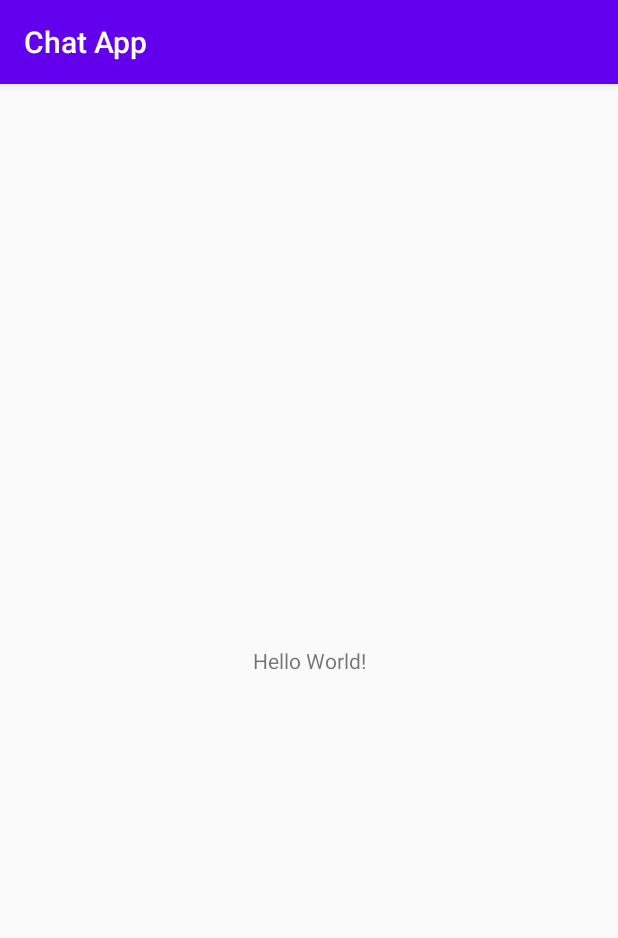
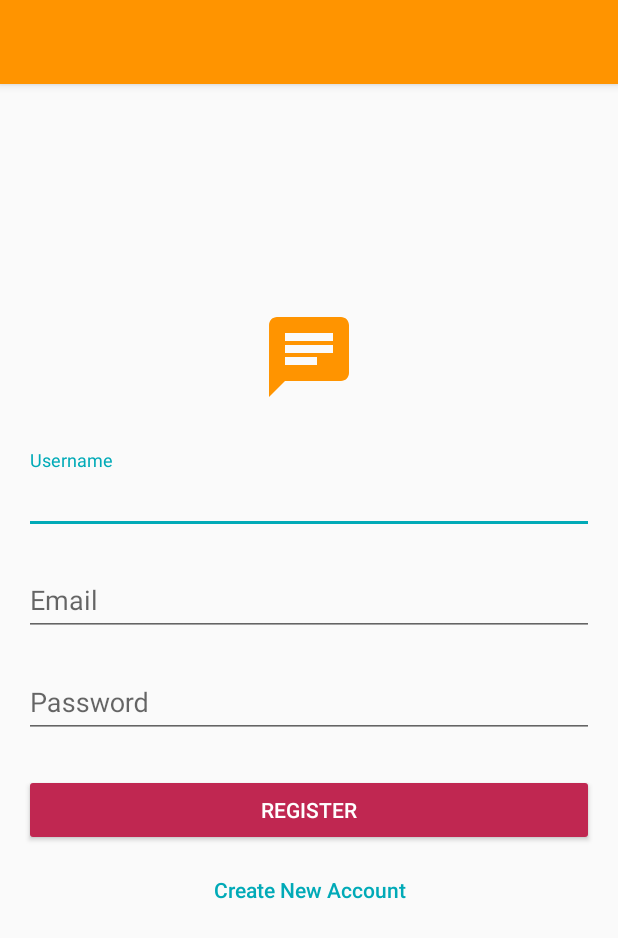
Before and after one commit to jafarov9/chat-app, an Android app: the screen it shows after launch (MainActivity before the commit, RegisterActivity after it), on a phone screen of 412 x 824 dp. Shown: the top 938 px of the screen. Run offline under Robolectric (Android 15) with nearby library versions, the phone set to English and light mode, and no system bars; our stand-ins replace Firebase (no records; nobody signed in at launch, a user with empty details on screens opened directly).

Commit message:
Create register activity and register op..

```diff
--- a/app/build.gradle
+++ b/app/build.gradle
@@ -35,6 +35,10 @@ dependencies {
 
     implementation 'com.google.firebase:firebase-auth:19.3.2'
     implementation 'com.google.firebase:firebase-analytics:17.4.4'
+    implementation 'com.google.firebase:firebase-database:19.3.1'
+
+
+    implementation 'com.google.android.material:material:1.3.0-alpha02'
 
     testImplementation 'junit:junit:4.12'
     androidTestImplementation 'androidx.test.ext:junit:1.1.1'
--- a/app/src/main/AndroidManifest.xml
+++ b/app/src/main/AndroidManifest.xml
@@ -1,6 +1,7 @@
 <?xml version="1.0" encoding="utf-8"?>
 <manifest xmlns:android="http://schemas.android.com/apk/res/android"
     package="com.ntech.chatapp">
+    <uses-permission android:name="android.permission.INTERNET"/>
 
     <application
         android:allowBackup="true"
@@ -9,13 +10,16 @@
         android:roundIcon="@mipmap/ic_launcher_round"
         android:supportsRtl="true"
         android:theme="@style/AppTheme">
-        <activity android:name=".MainActivity">
+        <activity android:name=".ui.activity.RegisterActivity">
             <intent-filter>
                 <action android:name="android.intent.action.MAIN" />
 
                 <category android:name="android.intent.category.LAUNCHER" />
             </intent-filter>
         </activity>
+        <activity android:name=".ui.activity.MainActivity">
+
+        </activity>
     </application>
 
 </manifest>
--- a/app/src/main/java/com/ntech/chatapp/MainActivity.kt
+++ b/app/src/main/java/com/ntech/chatapp/ui/activity/MainActivity.kt
@@ -1,9 +1,11 @@
-package com.ntech.chatapp
+package com.ntech.chatapp.ui.activity
 
 import androidx.appcompat.app.AppCompatActivity
 import android.os.Bundle
+import com.ntech.chatapp.R
 
 class MainActivity : AppCompatActivity() {
+
     override fun onCreate(savedInstanceState: Bundle?) {
         super.onCreate(savedInstanceState)
         setContentView(R.layout.activity_main)
--- /dev/null
+++ b/app/src/main/res/drawable/ic_baseline_chat.xml
@@ -0,0 +1,5 @@
+<vector android:height="24dp" android:tint="#FFFFFF"
+    android:viewportHeight="24" android:viewportWidth="24"
+    android:width="24dp" xmlns:android="http://schemas.android.com/apk/res/android">
+    <path android:fillColor="@android:color/white" android:pathData="M20,2L4,2c-1.1,0 -1.99,0.9 -1.99,2L2,22l4,-4h14c1.1,0 2,-0.9 2,-2L22,4c0,-1.1 -0.9,-2 -2,-2zM6,9h12v2L6,11L6,9zM14,14L6,14v-2h8v2zM18,8L6,8L6,6h12v2z"/>
+</vector>
--- a/app/src/main/res/layout/activity_main.xml
+++ b/app/src/main/res/layout/activity_main.xml
@@ -4,7 +4,7 @@
     xmlns:tools="http://schemas.android.com/tools"
     android:layout_width="match_parent"
     android:layout_height="match_parent"
-    tools:context=".MainActivity">
+    tools:context=".ui.activity.MainActivity">
 
     <TextView
         android:layout_width="wrap_content"
--- /dev/null
+++ b/app/src/main/res/layout/activity_register.xml
@@ -0,0 +1,102 @@
+<?xml version="1.0" encoding="utf-8"?>
+<androidx.coordinatorlayout.widget.CoordinatorLayout xmlns:android="http://schemas.android.com/apk/res/android"
+    xmlns:app="http://schemas.android.com/apk/res-auto"
+    xmlns:tools="http://schemas.android.com/tools"
+    android:layout_width="match_parent"
+    android:layout_height="match_parent"
+    tools:context=".ui.activity.RegisterActivity">
+
+    <com.google.android.material.appbar.AppBarLayout
+        android:layout_width="match_parent"
+        android:layout_height="wrap_content">
+
+        <androidx.appcompat.widget.Toolbar
+            android:layout_width="match_parent"
+            android:layout_height="?attr/actionBarSize"/>
+
+    </com.google.android.material.appbar.AppBarLayout>
+
+    <LinearLayout
+        android:layout_width="match_parent"
+        android:layout_height="match_parent"
+        android:gravity="center"
+        android:orientation="vertical"
+        android:padding="16dp">
+
+        <ImageView
+            android:layout_width="64dp"
+            android:layout_height="64dp"
+            android:scaleType="fitXY"
+            android:layout_gravity="center_horizontal"
+            android:layout_marginBottom="30dp"
+            android:tint="@color/colorPrimary"
+            android:src="@drawable/ic_baseline_chat"
+            />
+
+        <com.google.android.material.textfield.TextInputLayout
+            android:layout_width="match_parent"
+            android:layout_height="wrap_content">
+            <EditText
+                android:layout_width="match_parent"
+                android:layout_height="wrap_content"
+                android:layout_marginBottom="12dp"
+                android:hint="Username"
+                android:id="@+id/etRegisterName"/>
+        </com.google.android.material.textfield.TextInputLayout>
+
+        <com.google.android.material.textfield.TextInputLayout
+            android:layout_width="match_parent"
+            android:layout_height="wrap_content">
+            <EditText
+                android:layout_width="match_parent"
+                android:layout_height="wrap_content"
+                android:layout_marginBottom="12dp"
+                android:hint="Email"
+                android:inputType="textEmailAddress"
+                android:id="@+id/etRegisterEmail"/>
+        </com.google.android.material.textfield.TextInputLayout>
+
+        <com.google.android.material.textfield.TextInputLayout
+            android:layout_width="match_parent"
+            android:layout_height="wrap_content">
+            <EditText
+                android:layout_width="match_parent"
+                android:layout_height="wrap_content"
+                android:layout_marginBottom="12dp"
+                android:hint="Password"
+                android:id="@+id/etRegisterPassword"
+                android:inputType="textPassword"/>
+        </com.google.android.material.textfield.TextInputLayout>
+
+        <Button
+            android:layout_width="match_parent"
+            android:layout_height="wrap_content"
+            android:id="@+id/btnRegister"
+            android:layout_gravity="center"
+            android:backgroundTint="#C02751"
+            android:text="Register"
+            android:layout_marginTop="12dp"
+            android:textColor="@android:color/white"/>
+
+        <Button
+            android:layout_width="match_parent"
+            android:layout_height="wrap_content"
+            android:id="@+id/btnRegisterToLogin"
+            android:layout_gravity="center"
+            android:background="@null"
+            android:text="Create New Account"
+            android:layout_marginTop="5dp"
+            android:textAllCaps="false"
+            android:textColor="@color/colorAccent"/>
+
+    </LinearLayout>
+
+    <ProgressBar
+        android:layout_width="56dp"
+        android:layout_height="56dp"
+        android:id="@+id/pbRegister"
+        android:layout_gravity="center|bottom"
+        android:layout_marginBottom="12dp"
+        android:visibility="gone"/>
+
+</androidx.coordinatorlayout.widget.CoordinatorLayout>
--- a/app/src/main/res/values/colors.xml
+++ b/app/src/main/res/values/colors.xml
@@ -1,6 +1,6 @@
 <?xml version="1.0" encoding="utf-8"?>
 <resources>
-    <color name="colorPrimary">#6200EE</color>
-    <color name="colorPrimaryDark">#3700B3</color>
-    <color name="colorAccent">#03DAC5</color>
+    <color name="colorPrimary">#FF9400</color>
+    <color name="colorPrimaryDark">#C27202</color>
+    <color name="colorAccent">#00AAB7</color>
 </resources>
--- a/app/src/main/res/values/styles.xml
+++ b/app/src/main/res/values/styles.xml
@@ -1,6 +1,6 @@
 <resources>
     <!-- Base application theme. -->
-    <style name="AppTheme" parent="Theme.AppCompat.Light.DarkActionBar">
+    <style name="AppTheme" parent="Theme.AppCompat.Light.NoActionBar">
         <!-- Customize your theme here. -->
         <item name="colorPrimary">@color/colorPrimary</item>
         <item name="colorPrimaryDark">@color/colorPrimaryDark</item>
```
Also changed, not shown: app/src/main/java/com/ntech/chatapp/ui/activity/RegisterActivity.kt (added, +94 -0 lines), app/src/main/java/com/ntech/chatapp/util/Constants.kt (added, +7 -0 lines), app/src/main/java/com/ntech/chatapp/util/Extensions.kt (added, +11 -0 lines).
